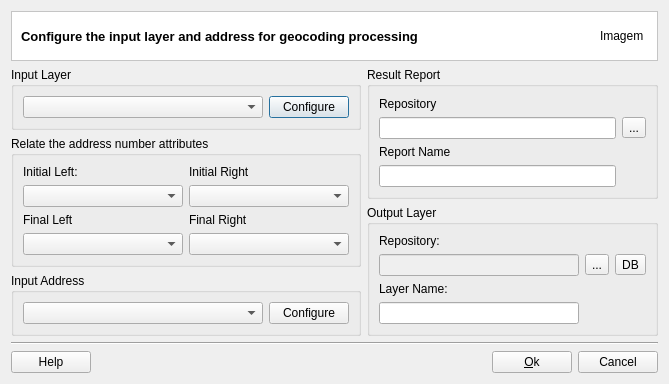
Old version of the form src/terralib/addressgeocoding/qt/ui/MainWindowDialogForm.ui in the repository claudiobogossian/terralib5.
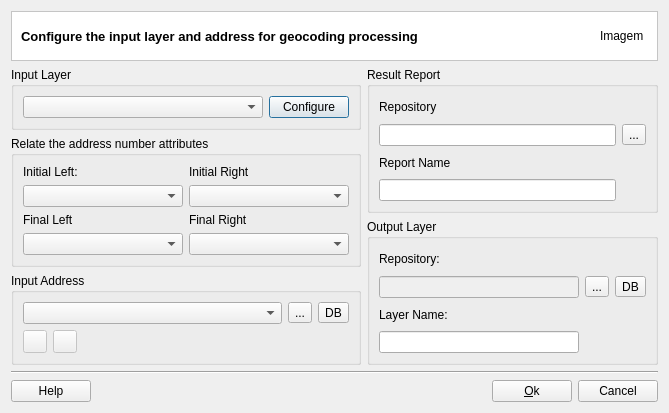
New version of the form. Custom widgets are drawn as their Qt base class.

What changed in the file:
```diff
--- a/src/terralib/addressgeocoding/qt/ui/MainWindowDialogForm.ui
+++ b/src/terralib/addressgeocoding/qt/ui/MainWindowDialogForm.ui
@@ -7,15 +7,15 @@
     <x>0</x>
     <y>0</y>
     <width>665</width>
-    <height>371</height>
+    <height>400</height>
    </rect>
   </property>
   <property name="windowTitle">
    <string>Adress Geocoding</string>
   </property>
-  <layout class="QGridLayout" name="gridLayout_19">
+  <layout class="QGridLayout" name="gridLayout_21">
    <item row="0" column="0">
-    <layout class="QGridLayout" name="gridLayout_18">
+    <layout class="QGridLayout" name="gridLayout_20">
      <item row="0" column="0">
       <widget class="QFrame" name="frame_2">
        <property name="styleSheet">
@@ -71,9 +71,9 @@
       </widget>
      </item>
      <item row="1" column="0">
-      <layout class="QGridLayout" name="gridLayout_17">
+      <layout class="QGridLayout" name="gridLayout_19">
        <item row="0" column="0">
-        <layout class="QGridLayout" name="gridLayout_16">
+        <layout class="QGridLayout" name="gridLayout_18">
          <item row="0" column="0">
           <widget class="QGroupBox" name="m_inputLayerGroupBox">
            <property name="title">
@@ -202,25 +202,91 @@
            <property name="title">
             <string>Input Address</string>
            </property>
-           <layout class="QGridLayout" name="gridLayout_7">
+           <layout class="QGridLayout" name="gridLayout_17">
             <item row="0" column="0">
-             <layout class="QGridLayout" name="gridLayout_6">
+             <layout class="QGridLayout" name="gridLayout_16">
               <item row="0" column="0">
-               <widget class="QComboBox" name="m_inputAddressComboBox">
-                <property name="sizePolicy">
-                 <sizepolicy hsizetype="MinimumExpanding" vsizetype="Fixed">
-                  <horstretch>0</horstretch>
-                  <verstretch>0</verstretch>
-                 </sizepolicy>
-                </property>
-               </widget>
+               <layout class="QGridLayout" name="gridLayout_6">
+                <item row="0" column="0">
+                 <widget class="QComboBox" name="m_inputAddressComboBox">
+                  <property name="sizePolicy">
+                   <sizepolicy hsizetype="MinimumExpanding" vsizetype="Fixed">
+                    <horstretch>0</horstretch>
+                    <verstretch>0</verstretch>
+                   </sizepolicy>
+                  </property>
+                 </widget>
+                </item>
+                <item row="0" column="1">
+                 <widget class="QToolButton" name="m_targetFileAddressToolButton">
+                  <property name="minimumSize">
+                   <size>
+                    <width>0</width>
+                    <height>0</height>
+                   </size>
+                  </property>
+                  <property name="text">
+                   <string>...</string>
+                  </property>
+                 </widget>
+                </item>
+                <item row="0" column="2">
+                 <widget class="QToolButton" name="m_targetDataSourceAddressToolButton">
+                  <property name="minimumSize">
+                   <size>
+                    <width>0</width>
+                    <height>0</height>
+                   </size>
+                  </property>
+                  <property name="text">
+                   <string>DB</string>
+                  </property>
+                 </widget>
+                </item>
+               </layout>
               </item>
-              <item row="0" column="1">
-               <widget class="QPushButton" name="m_configureAddressPushButton">
-                <property name="text">
-                 <string>Configure</string>
-                </property>
-               </widget>
+              <item row="1" column="0">
+               <layout class="QGridLayout" name="gridLayout_7">
+                <item row="0" column="0">
+                 <widget class="QToolButton" name="m_editAddressFileToolButton">
+                  <property name="enabled">
+                   <bool>false</bool>
+                  </property>
+                  <property name="toolTip">
+                   <string>Edit data source information</string>
+                  </property>
+                  <property name="text">
+                   <string/>
+                  </property>
+                 </widget>
+                </item>
+                <item row="0" column="1">
+                 <widget class="QToolButton" name="m_removeAddressFileToolButton">
+                  <property name="enabled">
+                   <bool>false</bool>
+                  </property>
+                  <property name="toolTip">
+                   <string>Edit data source information</string>
+                  </property>
+                  <property name="text">
+                   <string/>
+                  </property>
+                 </widget>
+                </item>
+                <item row="0" column="2">
+                 <spacer name="horizontalSpacer_2">
+                  <property name="orientation">
+                   <enum>Qt::Horizontal</enum>
+                  </property>
+                  <property name="sizeHint" stdset="0">
+                   <size>
+                    <width>68</width>
+                    <height>20</height>
+                   </size>
+                  </property>
+                 </spacer>
+                </item>
+               </layout>
               </item>
              </layout>
             </item>
```
Left out of the diff: 84 changed lines with no effect on the pictures.
